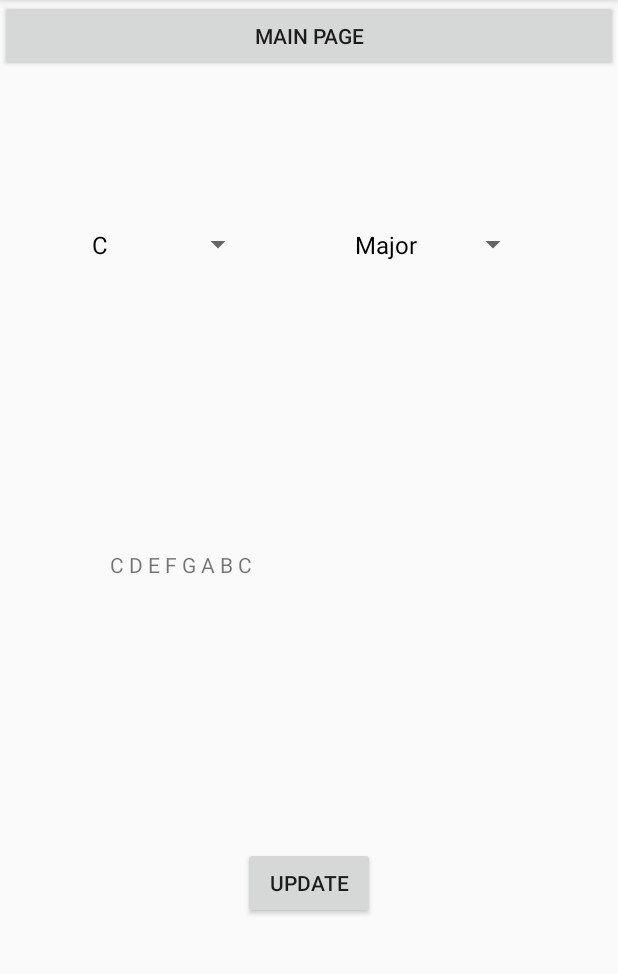
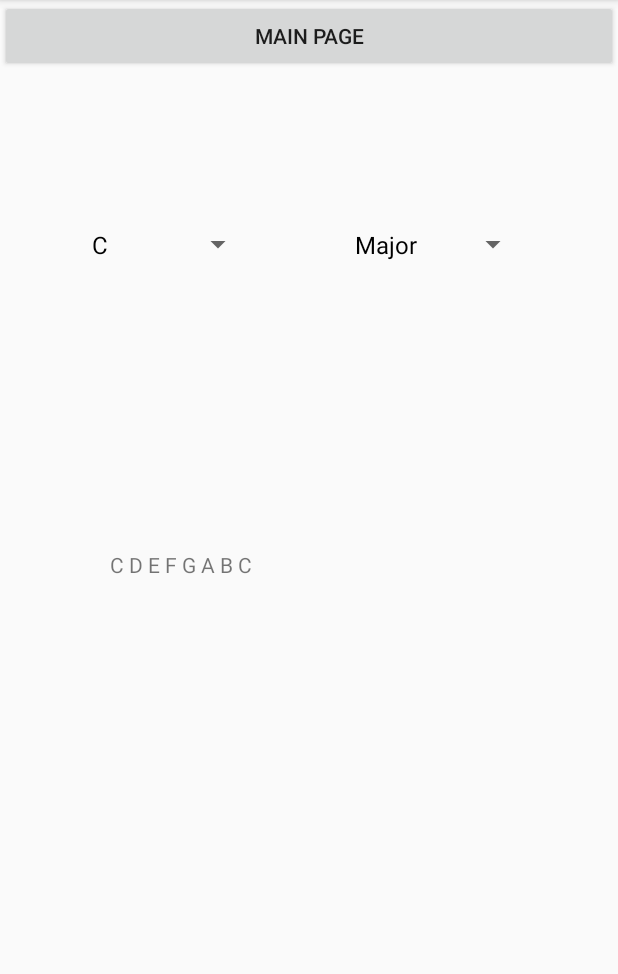
Before and after one commit to eriktanner/ChordrApplication, an Android app: the screen it shows after launch (LoginActivity), on a phone screen of 412 x 824 dp, the part 84-1058 px from its top. Run offline under Robolectric (Android 15) with nearby library versions, the phone set to English and light mode, and no system bars.

Commit message:
Key/Scale Info now updates without update button - update button removed

```diff
--- a/app/src/main/java/com/euna/chordr/LoginActivity.kt
+++ b/app/src/main/java/com/euna/chordr/LoginActivity.kt
@@ -3,10 +3,8 @@ package com.euna.chordr
 import android.content.Intent
 import android.os.Bundle
 import android.support.v7.app.AppCompatActivity
-import android.widget.ArrayAdapter
-import android.widget.Button
-import android.widget.Spinner
-import android.widget.TextView
+import android.view.View
+import android.widget.*
 
 
 /**
@@ -19,7 +17,6 @@ class LoginActivity : AppCompatActivity() {
     private var spScalePicker: Spinner? = null
 
     private var tvChordsDisplay: TextView? = null
-    private var bUpdate: Button? = null
     private var GoToMainButton: Button? = null
 
     internal var chords = Chords()
@@ -34,13 +31,11 @@ class LoginActivity : AppCompatActivity() {
 
     override fun onStart() {
         super.onStart()
-        bUpdate!!.performClick()
+        updateChordsInKey()
     }
-
 
     private fun initializeFindByViews() {
         tvChordsDisplay = findViewById(R.id.chordsDisplay) as TextView
-        bUpdate = findViewById(R.id.updateButton) as Button
         GoToMainButton = findViewById(R.id.bGoToMainActivity) as Button
 
         spKeyPicker = findViewById(R.id.keyPicker) as Spinner
@@ -52,9 +47,7 @@ class LoginActivity : AppCompatActivity() {
         spScalePicker = findViewById(R.id.scalePicker) as Spinner
         val scaleAdapt = ArrayAdapter(this, R.layout.support_simple_spinner_dropdown_item, chords.scale)
         spScalePicker!!.adapter = scaleAdapt
-
     }
-
 
     private fun initializeOnClickListeners() {
         GoToMainButton!!.setOnClickListener {
@@ -62,14 +55,27 @@ class LoginActivity : AppCompatActivity() {
             startActivity(PageTransition)
         }
 
-        bUpdate!!.setOnClickListener {
-            val key = spKeyPicker!!.selectedItem.toString()
-            val chordsInKey = findChordsInKey(key)
-            writeChordsInKey(chordsInKey)
+        spKeyPicker!!.onItemSelectedListener = object : AdapterView.OnItemSelectedListener {
+            override fun onItemSelected(parent: AdapterView<*>, view: View, pos: Int, id: Long) {
+                updateChordsInKey()
+            }
+            override fun onNothingSelected(parent: AdapterView<out Adapter>?) {}
+        }
+
+        spScalePicker!!.onItemSelectedListener = object : AdapterView.OnItemSelectedListener {
+            override fun onItemSelected(parent: AdapterView<*>, view: View, pos: Int, id: Long) {
+                updateChordsInKey()
+            }
+            override fun onNothingSelected(parent: AdapterView<out Adapter>?) {}
         }
 
     }
 
+    private fun updateChordsInKey() {
+        val key = spKeyPicker!!.selectedItem.toString()
+        val chordsInKey = findChordsInKey(key)
+        writeChordsInKey(chordsInKey)
+    }
 
     private fun findChordsInKey(scale: String) : Array<String> {
         val chordsInKey: Array<String>
@@ -84,13 +90,11 @@ class LoginActivity : AppCompatActivity() {
     }
 
     private fun writeChordsInKey(arrayOfChordsInKey: Array<String>) {
-
         var chordString = ""
         for (i in arrayOfChordsInKey.indices) {
             chordString += arrayOfChordsInKey[i] + " "
         }
 
         tvChordsDisplay!!.text = chordString
-
     }
 }
--- a/app/src/main/res/layout/activity_login.xml
+++ b/app/src/main/res/layout/activity_login.xml
@@ -38,16 +38,7 @@ tools:context="com.euna.chordr.LoginActivity">
         app:layout_constraintVertical_bias="0.197"
         tools:layout_editor_absoluteX="201dp"></Spinner>
 
-    <Button
-        android:id="@+id/updateButton"
-        android:layout_width="wrap_content"
-        android:layout_height="wrap_content"
-        android:text="Update"
-        app:layout_constraintBottom_toBottomOf="parent"
-        app:layout_constraintLeft_toLeftOf="parent"
-        app:layout_constraintRight_toRightOf="parent"
-        app:layout_constraintTop_toTopOf="parent"
-        app:layout_constraintVertical_bias="0.784" />
+
 
 
     <Button
```
